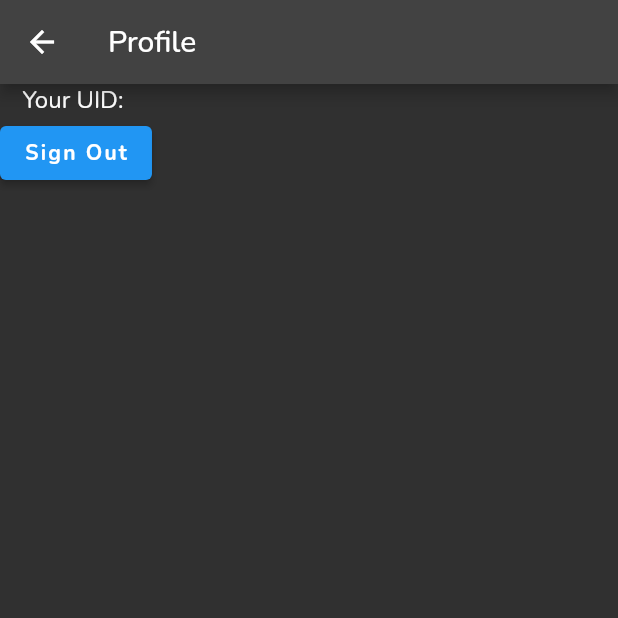
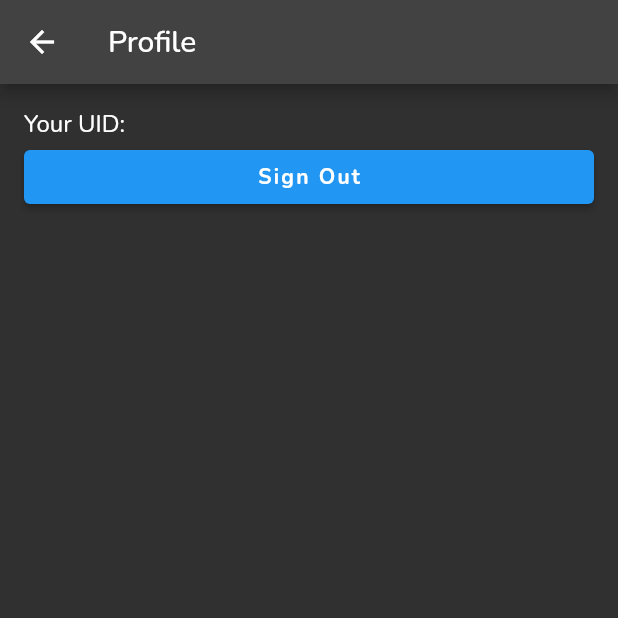
Before and after one commit to Lab-Brat/gentoo_update_flutter, a Flutter app: the ProfileScreen screen opened by its route, on a phone screen of 412 x 824 dp, the top half of it. Run offline on Flutter 3.47's test engine with Material 2 defaults, Android fonts, the light colour scheme and no system bars; our stand-ins replace cloud_firestore, firebase_auth, firebase_core, font_awesome_flutter, google_fonts; accounts and stored records are empty.

Commit message:
rewrite profile screen in list view

```diff
--- a/lib/profile/profile.dart
+++ b/lib/profile/profile.dart
@@ -1,8 +1,10 @@
 import 'package:flutter/material.dart';
 import 'package:gentoo_update_flutter/services/auth.dart';
+import 'package:google_fonts/google_fonts.dart';
+import 'package:cloud_firestore/cloud_firestore.dart';
 
 class ProfileScreen extends StatelessWidget {
-  const ProfileScreen({super.key});
+  const ProfileScreen({Key? key}) : super(key: key);
 
   @override
   Widget build(BuildContext context) {
@@ -10,7 +12,8 @@ class ProfileScreen extends StatelessWidget {
       appBar: AppBar(
         title: const Text('Profile'),
       ),
-      body: Column(
+      body: ListView(
+        padding: const EdgeInsets.all(16.0),
         children: [
           Text("Your UID: ${AuthService.uid}"),
           ElevatedButton(
```
